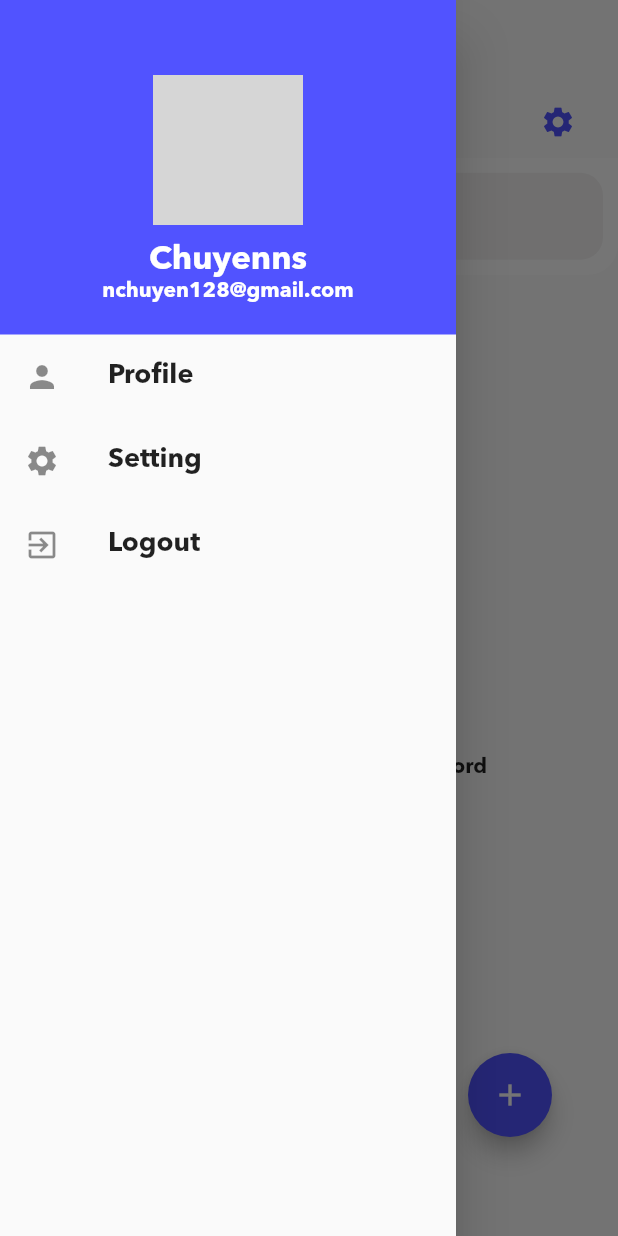
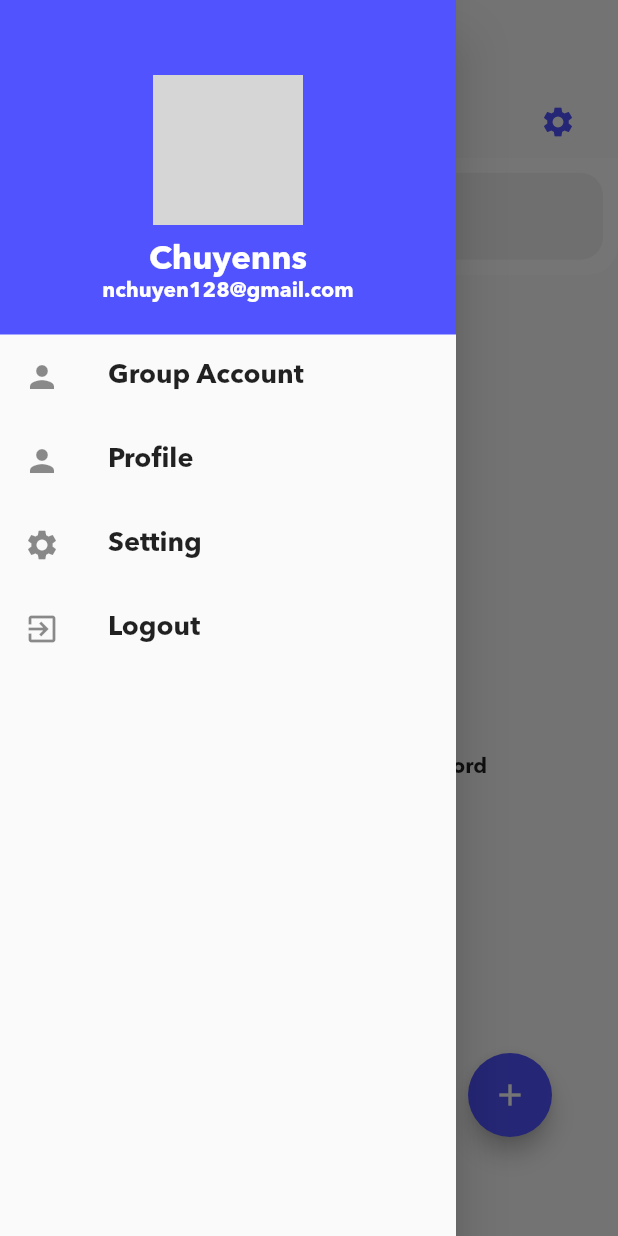
Before and after one commit to hades12x1/Storage_Infomation, a Flutter app: the PasswordHomepage screen opened directly, with the side drawer open, on a phone screen of 412 x 824 dp. Run offline on Flutter 3.47's test engine with Material 2 defaults, Android fonts, the phone set to English and light mode, and no system bars; our stand-ins replace dynamic_theme, flutter_secure_storage, local_auth, shared_preferences, sqflite; missing offline and left inert: encrypt, flutter_material_color_picker, password_strength; accounts and stored records are empty; network calls fail; grey boxes are pictures that could not be loaded.

```diff
--- a/lib/bloc/PasswordBloc.dart
+++ b/lib/bloc/PasswordBloc.dart
@@ -18,6 +18,10 @@ class PasswordBloc {
     _passwordController.sink.add(await DBProvider.db.getAllPasswords());
   }
 
+  getPasswordByAppName(String appName) async {
+    return await DBProvider.db.getPasswordByAppName(appName);
+  }
+
   add(Password password) {
     DBProvider.db.newPassword(password);
     getPasswords();
--- a/lib/database/Database.dart
+++ b/lib/database/Database.dart
@@ -42,6 +42,12 @@ class DBProvider {
     return res;
   }
 
+  getPasswordByAppName(String  appName) async {
+    final db = await database;
+    var res = await db.query("Passwords", where: "app_name LIKE %?%", whereArgs: [appName]);
+    return res.isNotEmpty ? res.map((c) => Password.fromJson(c)).toList() : [];
+  }
+
   getPassword(int id) async {
     final db = await database;
     var res = await db.query("Passwords", where: "id = ?", whereArgs: [id]);
--- a/lib/pages/MainDrawer.dart
+++ b/lib/pages/MainDrawer.dart
@@ -39,6 +39,11 @@ class MainDrawer extends StatelessWidget {
           ),
           ListTile(
             leading: Icon(Icons.person),
+            title: Text('Group Account', style: TextStyle(fontSize: 18),),
+            onTap: null,
+          ),
+          ListTile(
+            leading: Icon(Icons.person),
             title: Text('Profile', style: TextStyle(fontSize: 18),),
             onTap: null,
           ),
--- a/lib/pages/PasswordHomepage.dart
+++ b/lib/pages/PasswordHomepage.dart
@@ -120,10 +120,13 @@ class _PasswordHomepageState extends State<PasswordHomepage> {
               child: TextField(
                 decoration: InputDecoration(
                     border: InputBorder.none,
-                    prefixIcon: Icon(Icons.search, color: Colors.black87,),
+                    prefixIcon: Icon(Icons.search, color: Colors.black87),
                     hintText: "Search you're looking for",
                     hintStyle: TextStyle(color: Colors.grey, fontSize: 15)
                 ),
+                onChanged: (text){
+                  // Todo on change - chuyenns
+                }
               ),
             ),
           ),
@@ -136,6 +139,46 @@ class _PasswordHomepageState extends State<PasswordHomepage> {
                     return ListView.builder(
                       itemCount: snapshot.data.length,
                       itemBuilder: (BuildContext context, int index) {
+                        return _listPassword(index, snapshot);
+                      },
+                    );
+                  } else {
+                    return Center(
+                      child: Text(
+                        "No Passwords Saved. \nClick \"+\" button to add a password",
+                        textAlign: TextAlign.center,
+                        // style: TextStyle(color: Colors.black54),
+                      ),
+                    );
+                  }
+                }
+                else {
+                  return Center(child: CircularProgressIndicator());
+                }
+              },
+            ),
+          ),
+        ],
+      ),
+      floatingActionButton: Container(
+        padding: EdgeInsets.only(bottom: 50.0, left: 300),
+        child: Align(
+          alignment: Alignment.bottomCenter,
+          child: FloatingActionButton(
+            backgroundColor: primaryColor,
+            child: Icon(Icons.add),
+            onPressed: () async {
+              Navigator.push(
+                  context,
+                  MaterialPageRoute(builder: (BuildContext context) => AddPassword()));
+            },
+          ),
+        ),
+      ),
+    );
+  }
+
+  _listPassword(index, AsyncSnapshot snapshot) {
     Password password = snapshot.data[index];
     int i = 0;
     i = iconNames.indexOf(password.icon);
@@ -165,11 +208,7 @@ class _PasswordHomepageState extends State<PasswordHomepage> {
         onTap: () {
           Navigator.push(
               context,
-                                  MaterialPageRoute(
-                                      builder: (BuildContext context) =>
-                                          ViewPassword(
-                                            password: password,
-                                          )));
+              MaterialPageRoute(builder: (BuildContext context) => ViewPassword(password: password)));
         },
         child: ListTile(
           title: Text(
@@ -199,41 +238,6 @@ class _PasswordHomepageState extends State<PasswordHomepage> {
         ),
       ),
     );
-                      },
-                    );
-                  } else {
-                    return Center(
-                      child: Text(
-                        "No Passwords Saved. \nClick \"+\" button to add a password",
-                        textAlign: TextAlign.center,
-                        // style: TextStyle(color: Colors.black54),
-                      ),
-                    );
-                  }
-                } else {
-                  return Center(child: CircularProgressIndicator());
-                }
-              },
-            ),
-          ),
-        ],
-      ),
-      floatingActionButton: Container(
-        padding: EdgeInsets.only(bottom: 50.0, left: 300),
-        child: Align(
-          alignment: Alignment.bottomCenter,
-          child: FloatingActionButton(
-            backgroundColor: primaryColor,
-            child: Icon(Icons.add),
-            onPressed: () async {
-              Navigator.push(
-                  context,
-                  MaterialPageRoute(builder: (BuildContext context) => AddPassword()));
-            },
-          ),
-        ),
-      ),
-    );
   }
 
   Color hexToColor(String code) {
--- a/pubspec.yaml
+++ b/pubspec.yaml
@@ -15,6 +15,8 @@ dependencies:
   local_auth: ^0.4.0+1 #^0.5.2+2
   flutter_secure_storage: ^3.3.5
   password_strength: ^0.1.2
+  firebase_database: ^4.4.0
+  font_awesome_flutter: ^8.10.1
 
   # The following adds the Cupertino Icons font to your application.
   # Use with the CupertinoIcons class for iOS style icons.
@@ -28,6 +30,9 @@ dependencies:
   path_provider: ^1.6.24
   shared_preferences: ^0.5.12+4
   flutter_material_color_picker: ^1.0.5
+
+  logging: '>=0.11.3+2 <1.0.0'
+  synchronized: ^2.2.0+2
 
 dev_dependencies:
   flutter_test:
```
Also changed, not shown: lib/pages/ViewPasswordPage.dart (+57 -4 lines), pubspec.lock. Lines whose indentation alone changed are shown as unchanged.
